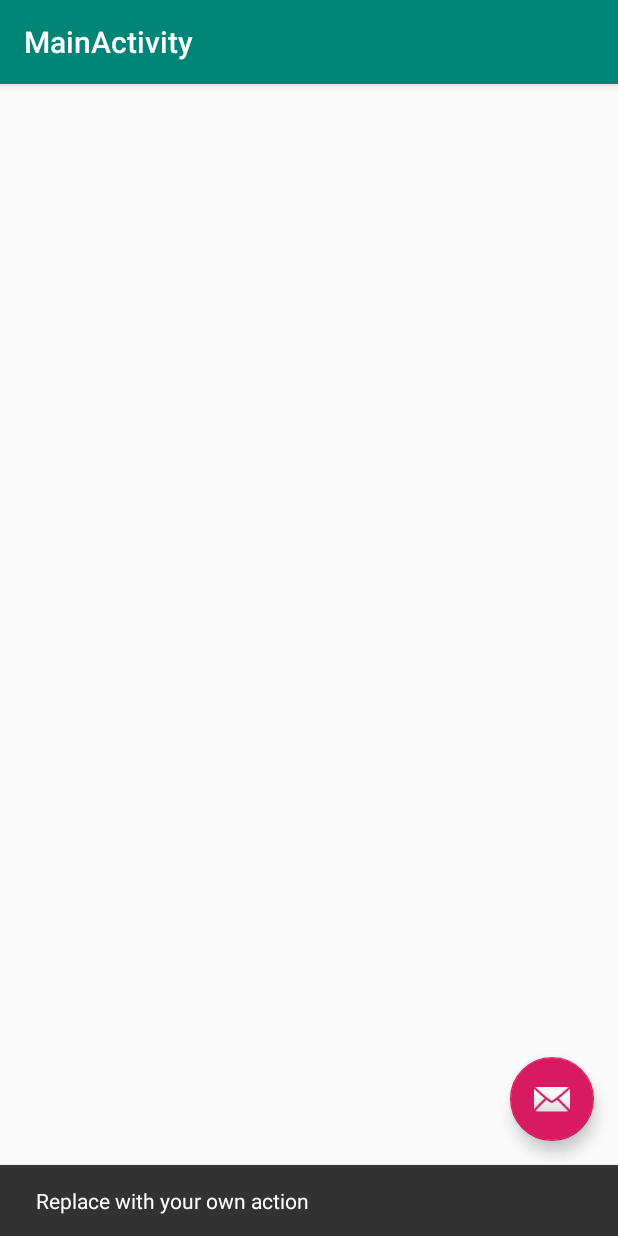
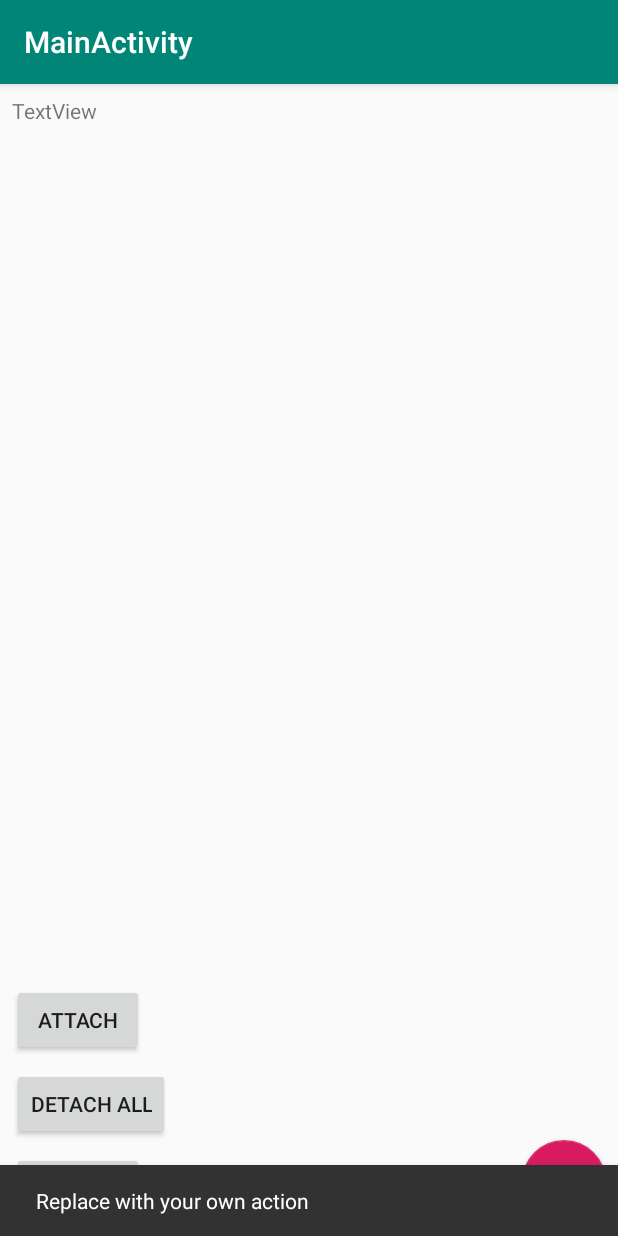
Before and after one commit to Murnto/PupilPicoflexxAndroid, an Android app: the screen it shows after launch (MainActivity), after a tap on an icon or button, on a phone screen of 412 x 824 dp. Run offline under Robolectric (Android 15) with nearby library versions, the phone set to English and light mode, and no system bars; libraries missing offline, so code that uses them is left out: org.zeromq, org.zeromq.zyre; 2 statements that could not run were skipped.

Commit message:
MainActivity: Add some debug buttons

```diff
--- a/app/src/main/java/com/example/picoflexxtest/MainActivity.kt
+++ b/app/src/main/java/com/example/picoflexxtest/MainActivity.kt
@@ -58,6 +58,15 @@ class MainActivity : AppCompatActivity() {
             Snackbar.make(view, "Replace with your own action", Snackbar.LENGTH_LONG)
                 .setAction("Action", null).show()
         }
+        btnReset.setOnClickListener {
+            waitService { it.restartManager() }
+        }
+        btnDetachAll.setOnClickListener {
+            waitService { it.detachAll() }
+        }
+        btnAttach.setOnClickListener {
+            waitService { it.attach() }
+        }
 
         Log.i(TAG, "Will start+bind NdsiService")
         val intent = intentFor<NdsiService>("type" to "start")
--- a/app/src/main/java/com/example/picoflexxtest/zmq/NdsiService.kt
+++ b/app/src/main/java/com/example/picoflexxtest/zmq/NdsiService.kt
@@ -37,6 +37,18 @@ class NdsiService : Service() {
     companion object {
         private val ONGOING_NOTIFICATION_ID = 1
         private const val TAG = "NdsiService"
+    }
+
+    fun restartManager() {
+        this.manager.resetNetwork()
+    }
+
+    fun detachAll() {
+        this.manager.removeAllSensors()
+    }
+
+    fun attach() {
+        this.attemptConnectPicoflexx()
     }
 
     private fun setupForegroundNotificaiton() {
--- a/app/src/main/res/layout/activity_main2.xml
+++ b/app/src/main/res/layout/activity_main2.xml
@@ -1,33 +1,88 @@
 <?xml version="1.0" encoding="utf-8"?>
-<android.support.design.widget.CoordinatorLayout xmlns:android="http://schemas.android.com/apk/res/android"
+<android.support.constraint.ConstraintLayout xmlns:android="http://schemas.android.com/apk/res/android"
     xmlns:app="http://schemas.android.com/apk/res-auto"
     xmlns:tools="http://schemas.android.com/tools"
+    android:id="@+id/coordinatorLayout"
     android:layout_width="match_parent"
     android:layout_height="match_parent"
     tools:context=".MainActivity">
 
     <android.support.design.widget.AppBarLayout
+        android:id="@+id/appBarLayout"
         android:layout_width="match_parent"
         android:layout_height="wrap_content"
-        android:theme="@style/AppTheme.AppBarOverlay">
+        android:theme="@style/AppTheme.AppBarOverlay"
+        app:layout_constraintEnd_toEndOf="parent"
+        app:layout_constraintStart_toStartOf="parent"
+        app:layout_constraintTop_toTopOf="parent">
 
         <android.support.v7.widget.Toolbar
             android:id="@+id/toolbar"
             android:layout_width="match_parent"
-            android:layout_height="?attr/actionBarSize"
+            android:layout_height="match_parent"
             android:background="?attr/colorPrimary"
             app:popupTheme="@style/AppTheme.PopupOverlay" />
 
     </android.support.design.widget.AppBarLayout>
 
-    <include layout="@layout/content_main" />
+    <include
+        android:id="@+id/include"
+        layout="@layout/content_main"
+        android:layout_width="match_parent"
+        android:layout_height="wrap_content"
+        tools:layout_editor_absoluteX="-40dp"
+        tools:layout_editor_absoluteY="0dp" />
 
     <android.support.design.widget.FloatingActionButton
         android:id="@+id/fab"
         android:layout_width="wrap_content"
         android:layout_height="wrap_content"
-        android:layout_gravity="bottom|end"
-        android:layout_margin="@dimen/fab_margin"
+        android:layout_marginEnd="8dp"
+        android:layout_marginBottom="8dp"
+        app:layout_constraintBottom_toBottomOf="parent"
+        app:layout_constraintEnd_toEndOf="parent"
         app:srcCompat="@android:drawable/ic_dialog_email" />
 
-</android.support.design.widget.CoordinatorLayout>
+    <Button
+        android:id="@+id/btnReset"
+        android:layout_width="wrap_content"
+        android:layout_height="wrap_content"
+        android:layout_marginStart="8dp"
+        android:layout_marginBottom="8dp"
+        android:text="Reset"
+        app:layout_anchor="@+id/include"
+        app:layout_anchorGravity="top|center"
+        app:layout_constraintBottom_toBottomOf="parent"
+        app:layout_constraintStart_toStartOf="parent" />
+
+    <TextView
+        android:id="@+id/lblStatus"
+        android:layout_width="wrap_content"
+        android:layout_height="wrap_content"
+        android:layout_marginStart="8dp"
+        android:layout_marginTop="8dp"
+        android:text="TextView"
+        app:layout_constraintStart_toStartOf="parent"
+        app:layout_constraintTop_toBottomOf="@+id/appBarLayout" />
+
+    <Button
+        android:id="@+id/btnDetachAll"
+        android:layout_width="wrap_content"
+        android:layout_height="wrap_content"
+        android:layout_marginStart="8dp"
+        android:layout_marginBottom="8dp"
+        android:text="Detach All"
+        app:layout_constraintBottom_toTopOf="@+id/btnReset"
+        app:layout_constraintStart_toStartOf="parent" />
+
+    <Button
+        android:id="@+id/btnAttach"
+        android:layout_width="wrap_content"
+        android:layout_height="wrap_content"
+        android:layout_marginStart="8dp"
+        android:layout_marginBottom="8dp"
+        android:text="Attach"
+        app:layout_constraintBottom_toTopOf="@+id/btnDetachAll"
+        app:layout_constraintStart_toStartOf="parent" />
+
+</android.support.constraint.ConstraintLayout>
```
